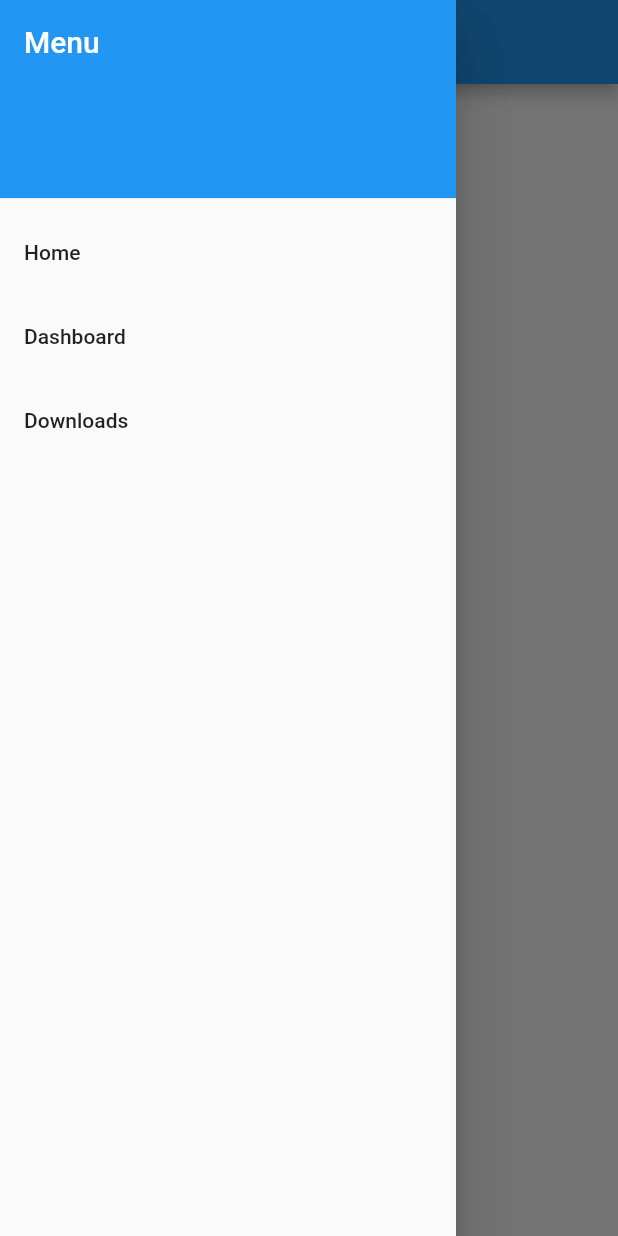
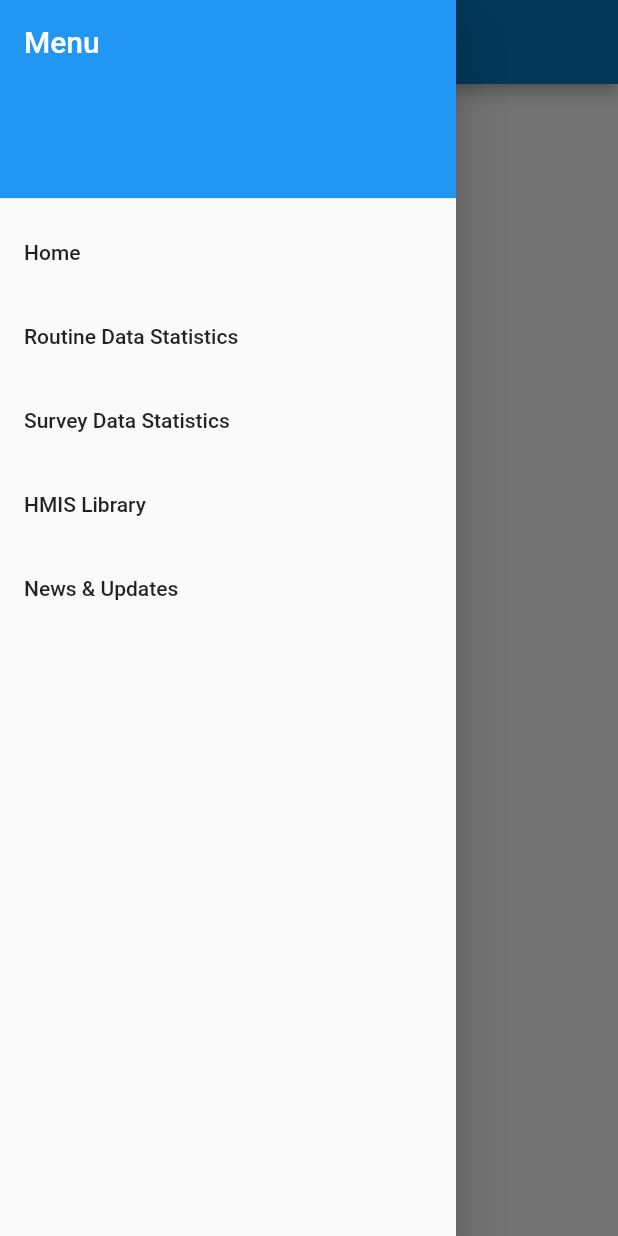
Before and after one commit to dhis2-club-tanzania/dhis2-health-portal, a Flutter app: the screen it shows after launch, with the side drawer open, on a phone screen of 412 x 824 dp. Run offline on Flutter 3.47's test engine with Material 2 defaults, Android fonts, the phone set to English and light mode, and no system bars.

Commit message:
set distinction between mobile and web app

```diff
--- a/lib/home/home.dart
+++ b/lib/home/home.dart
@@ -1,5 +1,8 @@
+import 'package:dhis2_health_portal/shared/components/topTitle.dart';
 import 'package:flutter/cupertino.dart';
 import 'package:flutter/material.dart';
+
+import 'package:flutter/foundation.dart' show kIsWeb;
 
 class HomePage extends StatefulWidget {
 
@@ -22,61 +25,9 @@ class HomePageContainer extends StatefulWidget {
 }
 class _HomePageContainer extends State {
   String currentPageTitle = 'Home';
+  String webTitle = 'TANZANIA NATIONAL HEALTH PORTAL';
   @override
   Widget build(BuildContext context) {
-    return Scaffold(
-        appBar: AppBar(
-          title: Text(currentPageTitle),
-        ),
-        body: Center(),
-      drawer: Drawer(
-        // Add a ListView to the drawer. This ensures the user can scroll
-        // through the options in the drawer if there isn't enough vertical
-        // space to fit everything.
-        child: ListView(
-          // Important: Remove any padding from the ListView.
-          padding: EdgeInsets.zero,
-          children: <Widget>[
-            Container(
-             height: 140.0,
-             child: DrawerHeader(
-               child: Text('Menu', style: TextStyle(color: Colors.white,
-                   fontSize: 20)),
-               decoration: BoxDecoration(
-                 color: Colors.blue
-               ),
-             ),
-            ),
-            ListTile(
-              title: Text('Home'),
-              onTap: () {
-                setState(() {
-                  currentPageTitle = 'Home';
-                });
-                Navigator.pop(context);
-              },
-            ),
-            ListTile(
-              title: Text('Dashboard'),
-              onTap: () {
-                setState(() {
-                  currentPageTitle = 'Dashboard';
-                });
-                Navigator.pop(context);
-              },
-            ),
-            ListTile(
-              title: Text('Downloads'),
-              onTap: () {
-                setState(() {
-                  currentPageTitle = 'Downloads';
-                });
-                Navigator.pop(context);
-              },
-            ),
-          ],
-        ),
-      ),
-    );
+
   }
 }
--- a/lib/main.dart
+++ b/lib/main.dart
@@ -1,5 +1,11 @@
+import 'dart:math';
+
 import 'package:dhis2_health_portal/home/home.dart';
+import 'package:dhis2_health_portal/shared/components/topTitle.dart';
+import 'package:dhis2_health_portal/sidemenu/sidemenu.dart';
 import 'package:flutter/material.dart';
+
+import 'package:flutter/foundation.dart' show kIsWeb;
 
 void main() {
   runApp(CoreAppEntry());
@@ -11,18 +17,147 @@ class CoreAppEntry extends StatelessWidget {
   Widget build(BuildContext context) {
     return MaterialApp(
       theme: ThemeData(
-        // This is the theme of your application.
-        //
-        // Try running your application with "flutter run". You'll see the
-        // application has a blue toolbar. Then, without quitting the app, try
-        // changing the primarySwatch below to Colors.green and then invoke
-        // "hot reload" (press "r" in the console where you ran "flutter run",
-        // or simply save your changes to "hot reload" in a Flutter IDE).
-        // Notice that the counter didn't reset back to zero; the application
-        // is not restarted.
-        primarySwatch: Colors.blue,
+        primaryColor: Colors.blueGrey,
+        fontFamily: 'Georgia'
       ),
-      home: HomePage(),
+      home: LandingPage(),
     );
   }
 }
+
+// class LandingPage extends StatelessWidget {
+//   @override
+//   Widget build(BuildContext context) {
+//     return Container(
+//       child: HomePage(),
+//     );
+//   }
+// }
+
+class LandingPage extends StatefulWidget {
+
+  @override
+  _LandingPageState createState() => _LandingPageState();
+}
+
+class _LandingPageState extends State<LandingPage> {
+  @override
+  Widget build(BuildContext context) {
+    return MaterialApp(
+        home: LandingPageContainer()
+    );
+  }
+}
+
+class LandingPageContainer extends StatefulWidget {
+  @override
+  _LandingPageContainer createState() => _LandingPageContainer();
+
+  static _LandingPageContainer of(BuildContext context) => context.findAncestorStateOfType<_LandingPageContainer>();
+}
+class _LandingPageContainer extends State<LandingPageContainer> {
+  String currentPageTitle = 'Home';
+  String webTitle = 'TANZANIA NATIONAL HEALTH PORTAL';
+  onTitleChange(String title) {
+    print("Inside");
+    setState(() {
+      currentPageTitle = title;
+    });
+  }
+
+  set string(String value) => setState(() => {
+    currentPageTitle= value
+  });
+
+  @override
+  Widget build(BuildContext context) {
+    bool runningOnWeb;
+    if (kIsWeb) {
+      print("running on we");
+      runningOnWeb = true;
+    } else {
+      print("running on mobile");
+      runningOnWeb = false;
+    }
+    return Scaffold(
+        appBar: AppBar(
+          brightness: Brightness.dark,
+          backgroundColor: Colors.lightBlue[800],
+          title: Container(
+              child: !runningOnWeb ? TopTitleBanner(appTitle: currentPageTitle, isWeb: false, subTitle: null):
+              TopTitleBanner(appTitle: webTitle, isWeb: true, subTitle: 'Ministry of Health, Community Development, Gender, Elderly and Children')
+          ),
+          toolbarHeight: !runningOnWeb ? null: 130,
+        ),
+        body: Center(),
+        drawer: !runningOnWeb ? Drawer(
+          // Add a ListView to the drawer. This ensures the user can scroll
+          // through the options in the drawer if there isn't enough vertical
+          // space to fit everything.
+          child: ListView(
+            // Important: Remove any padding from the ListView.
+            padding: EdgeInsets.zero,
+            children: <Widget>[
+              Container(
+                  height: 140.0,
+                  child: Container(
+                    child: DrawerHeader(
+                      child: Text('Menu', style: TextStyle(color: Colors.white,
+                          fontSize: 20)),
+                      decoration: BoxDecoration(
+                          color: Colors.blue
+                      ),
+                    ),
+                  )
+              ),
+              ListTile(
+                title: Text('Home'),
+                onTap: () {
+                  setState(() {
+                    currentPageTitle = 'Home';
+                  });
+                  Navigator.pop(context);
+                },
+              ),
+              ListTile(
+                title: Text('Routine Data Statistics'),
+                onTap: () {
+                  setState(() {
+                    currentPageTitle = 'Routine Data Statistics';
+                  });
+                  Navigator.pop(context);
+                },
+              ),
+              ListTile(
+                title: Text('Survey Data Statistics'),
+                onTap: () {
+                  setState(() {
+                    currentPageTitle = 'Survey Data Statistics';
+                  });
+                  Navigator.pop(context);
+                },
+              ),
+              ListTile(
+                title: Text('HMIS Library'),
+                onTap: () {
+                  setState(() {
+                    currentPageTitle = 'HMIS Library';
+                  });
+                  Navigator.pop(context);
+                },
+              ),
+              ListTile(
+                title: Text('News & Updates'),
+                onTap: () {
+                  setState(() {
+                    currentPageTitle = 'News & Updates';
+                  });
+                  Navigator.pop(context);
+                },
+              ),
+            ],
+          ),
+        ): null
+    );
+  }
+}
--- /dev/null
+++ b/lib/shared/components/topTitle.dart
@@ -0,0 +1,50 @@
+import 'package:flutter/cupertino.dart';
+
+// class TopTitleBanner extends StatefulWidget {
+//   final String appTitle;
+//
+//  TopTitleBanner({Key key, this.appTitle}): super(key: key);
+//
+//   @override
+//   _TopTitleBannerState createState() => _TopTitleBannerState();
+// }
+//
+// class _TopTitleBannerState extends State<TopTitleBanner> {
+//   final String appTitle;
+//
+//   _TopTitleBannerState({this.appTitle});
+//   @override
+//   Widget build(BuildContext context) {
+//     print('appTitle' + appTitle);
+//     return Container(
+//       child: Text(appTitle),
+//     );
+//   }
+// }
+
+class TopTitleBanner extends StatelessWidget {
+  final String appTitle;
+  final String subTitle;
+  final bool isWeb;
+
+
+  TopTitleBanner({Key key, this.appTitle, this.isWeb, this.subTitle}): super(key: key);
+  @override
+  Widget build(BuildContext context) {
+    if (!isWeb) {
+      return Container(
+        child: Text(appTitle),
+      );
+    } else {
+      return Container(
+        child: ListBody(
+          children: [
+            Text(appTitle, style: TextStyle(fontSize: 25, letterSpacing: 2), textAlign: TextAlign.center),
+            Text(subTitle,style: TextStyle(fontSize: 20, letterSpacing: 2), textAlign: TextAlign.center),
+          ],
+        ),
+      );
+    }
+
+  }
+}
```
Also changed, not shown: lib/sidemenu/sidemenu.dart (added, +89 -0 lines).
